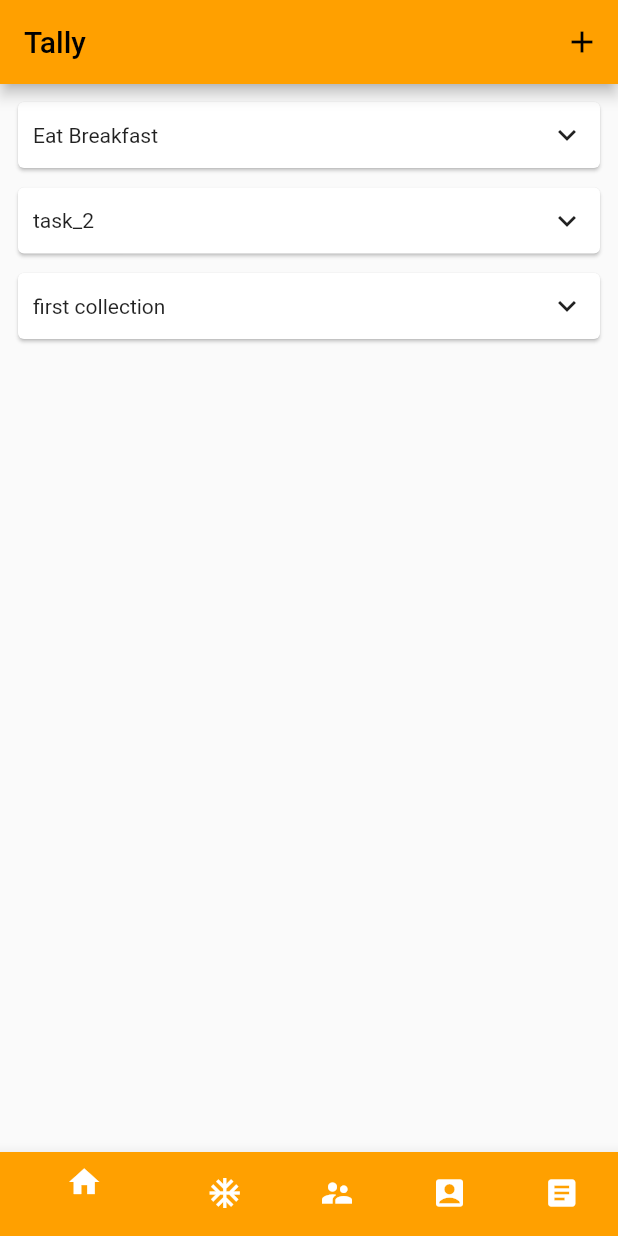
After one commit to lancerharris/flutter-tally-app, a Flutter app: the screen it shows after launch, on a phone screen of 412 x 824 dp. The commit adds this screen. Run offline on Flutter 3.47's test engine with Material 2 defaults, Android fonts, the phone set to English and light mode, and no system bars.

Commit message:
Refactor Home Screen from main.dart.

```diff
--- /dev/null
+++ b/lib/Home/home_screen.dart
@@ -0,0 +1,109 @@
+import 'package:flutter/material.dart';
+
+import 'models/tally_collection.dart';
+import 'models/tally_panel.dart';
+import 'models/tally_task.dart';
+
+class HomeScreen extends StatefulWidget {
+  const HomeScreen({Key? key}) : super(key: key);
+
+  @override
+  _HomeScreenState createState() => _HomeScreenState();
+}
+
+class _HomeScreenState extends State<HomeScreen> {
+  final List<TallyPanel> _tallyPanelItems = generateTallyItems();
+
+  @override
+  Widget build(BuildContext context) {
+    return _tallyPanelItems.length > 0
+        ? ListView.separated(
+            padding: EdgeInsets.all(8),
+            itemCount: _tallyPanelItems.length,
+            itemBuilder: (context, index) {
+              var isExpanded = _tallyPanelItems[index].isExpanded;
+
+              return Card(
+                child: Container(
+                  padding: const EdgeInsets.all(5),
+                  margin: const EdgeInsets.all(5),
+                  //height: _exteriorSizeTween.evaluate(animation),
+                  child: Column(
+                    children: [
+                      Row(
+                        mainAxisAlignment: MainAxisAlignment.spaceBetween,
+                        children: [
+                          Text(_tallyPanelItems[index].name),
+                          GestureDetector(
+                            child: isExpanded
+                                ? Icon(Icons.expand_less)
+                                : Icon(Icons.expand_more),
+                            onTap: () {
+                              setState(() {
+                                _tallyPanelItems[index].isExpanded =
+                                    !_tallyPanelItems[index].isExpanded;
+                              });
+                            },
+                          ),
+                        ],
+                      ),
+                      if (isExpanded)
+                        Container(
+                          color: Colors.red,
+                          child: Card(
+                            color: Colors.red,
+                          ),
+                        ),
+                    ],
+                  ),
+                ),
+              );
+            },
+            separatorBuilder: (_, index) => SizedBox(
+              height: 5,
+            ),
+          )
+        : const Center(
+            child: Text('Start adding tally tasks!'),
+          );
+  }
+}
+
+List<TallyPanel> generateTallyItems() {
+  var tallyTask1 = TallyTask("Eat Breakfast",
+      isExpanded: false, streak: 4, isFrozen: false, count: 15);
+  var tallyTask2 = TallyTask("task_2",
+      isExpanded: false, streak: 3, isFrozen: false, count: 4);
+  var tallyTask3 = TallyTask("task_3",
+      isExpanded: false, streak: 7, isFrozen: false, count: 99);
+  var tallyCollection1 = TallyCollection("first collection",
+      count: 10, isExpanded: false, isFrozen: false, streak: 10);
+
+  tallyCollection1.addTallyTask(tallyTask2);
+  tallyCollection1.addTallyTask(tallyTask3);
+
+  List<TallyPanel> tallyPanelItems = [];
+  tallyPanelItems.add(TallyPanel(
+    tallyTask1.name,
+    count: tallyTask1.count,
+    isExpanded: tallyTask1.isExpanded,
+    isFrozen: tallyTask1.isFrozen,
+    streak: tallyTask1.streak,
+  ));
+  tallyPanelItems.add(TallyPanel(
+    tallyTask2.name,
+    count: tallyTask2.count,
+    isExpanded: tallyTask2.isExpanded,
+    isFrozen: tallyTask2.isFrozen,
+    streak: tallyTask2.streak,
+  ));
+  tallyPanelItems.add(TallyPanel(
+    tallyCollection1.name,
+    count: tallyCollection1.count,
+    isExpanded: tallyCollection1.isExpanded,
+    isFrozen: tallyCollection1.isFrozen,
+    streak: tallyCollection1.streak,
+  ));
+
+  return tallyPanelItems;
+}
```
Also changed, not shown: lib/main.dart (+3 -138 lines).
